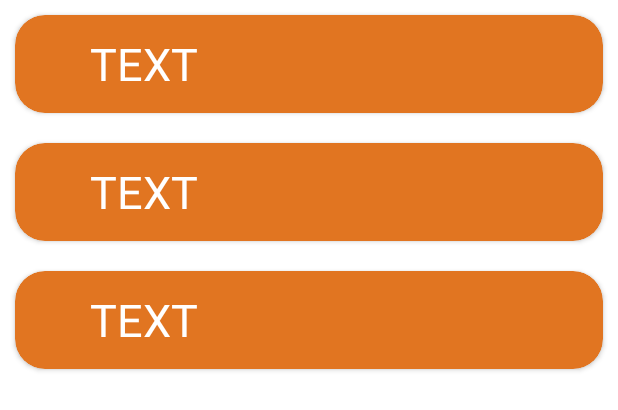
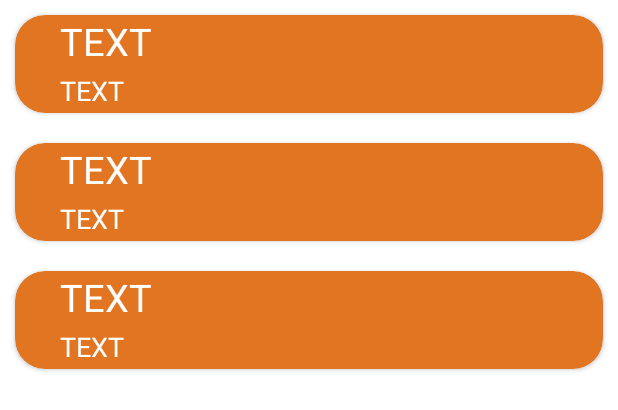
Before and after one commit to RandomServant/FRIENDLY-FIRE-Tasks, an Android app: the layout fragment_task_list.xml on its own in the app's theme, with its tools: preview values and no code run, on a phone screen of 412 x 824 dp. Shown: the top 410 px of the screen. Run offline under Robolectric (Android 15) with nearby library versions, the phone set to English and light mode, and no system bars.

Commit message:
Добавлена дата в отображение задач и удаление свайпа

```diff
--- a/app/src/main/java/com/maskalor/myapplication/presentation/TaskListAdapter.kt
+++ b/app/src/main/java/com/maskalor/myapplication/presentation/TaskListAdapter.kt
@@ -19,6 +19,7 @@ class TaskListAdapter : ListAdapter<Task, TaskListAdapter.MyViewHolder>(MyDiffUt
 
     class MyViewHolder(view: View) : ViewHolder(view) {
         val name = view.findViewById<TextView>(R.id.name)
+        val date = view.findViewById<TextView>(R.id.date)
     }
 
     class MyDiffUtil : DiffUtil.ItemCallback<Task>() {
@@ -56,7 +57,6 @@ class TaskListAdapter : ListAdapter<Task, TaskListAdapter.MyViewHolder>(MyDiffUt
                 FAVORITE_TYPE
             }
         }
-
     }
 
     fun update(pos: Int) {
@@ -65,6 +65,7 @@ class TaskListAdapter : ListAdapter<Task, TaskListAdapter.MyViewHolder>(MyDiffUt
 
     override fun onBindViewHolder(holder: MyViewHolder, position: Int) {
         holder.name.text = currentList[position].name
+        holder.date.text = currentList[position].date
 
         holder.itemView.setOnClickListener {
             onClick?.invoke(currentList[position])
--- a/app/src/main/res/layout/task_layout.xml
+++ b/app/src/main/res/layout/task_layout.xml
@@ -13,9 +13,23 @@
         android:layout_height="match_parent"
         android:text="TEXT"
         android:gravity="center_vertical"
-        android:layout_marginHorizontal="50dp"
+        android:layout_marginHorizontal="30dp"
+        android:layout_marginBottom="30dp"
         android:textColor="@color/white"
-        android:textSize="30sp">
+        android:textSize="25sp">
+
+    </TextView>
+
+    <TextView
+        android:id="@+id/date"
+        android:layout_width="match_parent"
+        android:layout_height="match_parent"
+        android:text="TEXT"
+        android:gravity="center_vertical"
+        android:layout_marginHorizontal="30dp"
+        android:layout_marginTop="35dp"
+        android:textColor="@color/white"
+        android:textSize="18sp">
 
     </TextView>
 
```
Also changed, not shown: app/src/main/java/com/maskalor/myapplication/presentation/TaskListFragment.kt (+0 -20 lines), app/src/main/res/layout/favourite_task_layout.xml (+16 -2 lines).
